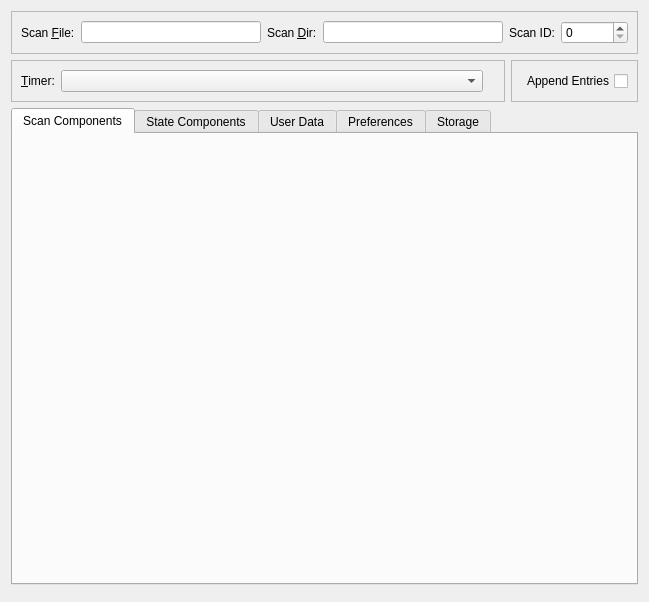
Qt form nxselector/ui/selector.ui (nexdatas/nxselector) before a commit.
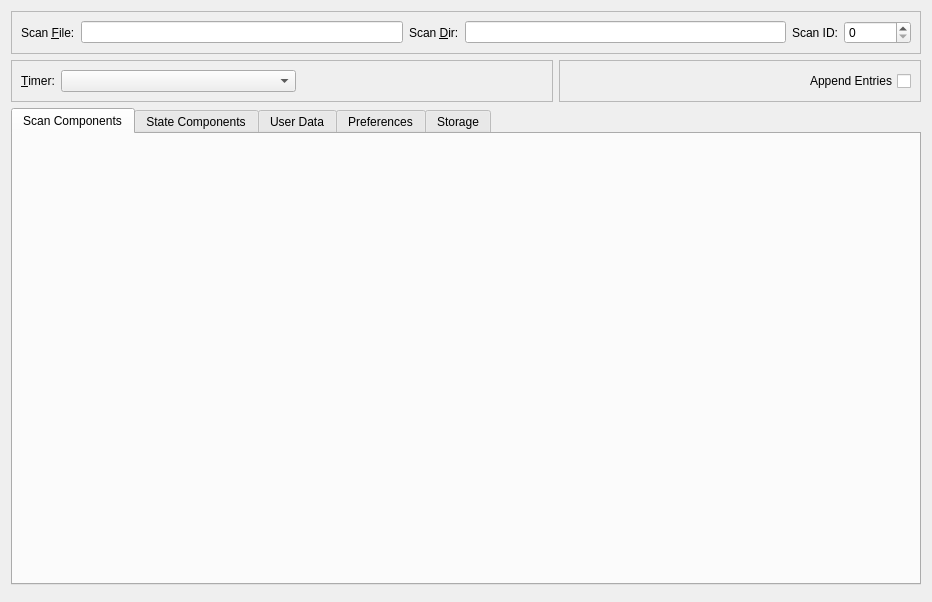
The same form after that commit.

Commit message: changing timer layout

Diff of the .ui file:
```diff
--- a/nxselector/ui/selector.ui
+++ b/nxselector/ui/selector.ui
@@ -6,7 +6,7 @@
    <rect>
     <x>0</x>
     <y>0</y>
-    <width>649</width>
+    <width>932</width>
     <height>602</height>
    </rect>
   </property>
@@ -79,6 +79,12 @@
       <layout class="QHBoxLayout" name="horizontalLayout_10">
        <item>
         <widget class="QFrame" name="t1frame">
+         <property name="sizePolicy">
+          <sizepolicy hsizetype="Preferred" vsizetype="Preferred">
+           <horstretch>3</horstretch>
+           <verstretch>0</verstretch>
+          </sizepolicy>
+         </property>
          <property name="frameShape">
           <enum>QFrame::StyledPanel</enum>
          </property>
@@ -87,7 +93,7 @@
          </property>
          <layout class="QHBoxLayout" name="horizontalLayout_8" stretch="0">
           <item>
-           <layout class="QHBoxLayout" name="horizontalLayout_4" stretch="0,1,0,0">
+           <layout class="QHBoxLayout" name="horizontalLayout_4" stretch="0,1,0,1">
             <item>
              <widget class="QLabel" name="mntTimerLabel">
               <property name="text">
@@ -153,6 +159,12 @@
        </item>
        <item>
         <widget class="QFrame" name="t2frame">
+         <property name="sizePolicy">
+          <sizepolicy hsizetype="Preferred" vsizetype="Preferred">
+           <horstretch>2</horstretch>
+           <verstretch>0</verstretch>
+          </sizepolicy>
+         </property>
          <property name="frameShape">
           <enum>QFrame::StyledPanel</enum>
          </property>
@@ -162,6 +174,12 @@
          <layout class="QHBoxLayout" name="horizontalLayout_9">
           <item>
            <widget class="QCheckBox" name="othersEntryCheckBox">
+            <property name="sizePolicy">
+             <sizepolicy hsizetype="Minimum" vsizetype="Fixed">
+              <horstretch>0</horstretch>
+              <verstretch>0</verstretch>
+             </sizepolicy>
+            </property>
             <property name="layoutDirection">
              <enum>Qt::RightToLeft</enum>
             </property>
```
Left out of the diff: 40 changed lines with no effect on the pictures.
